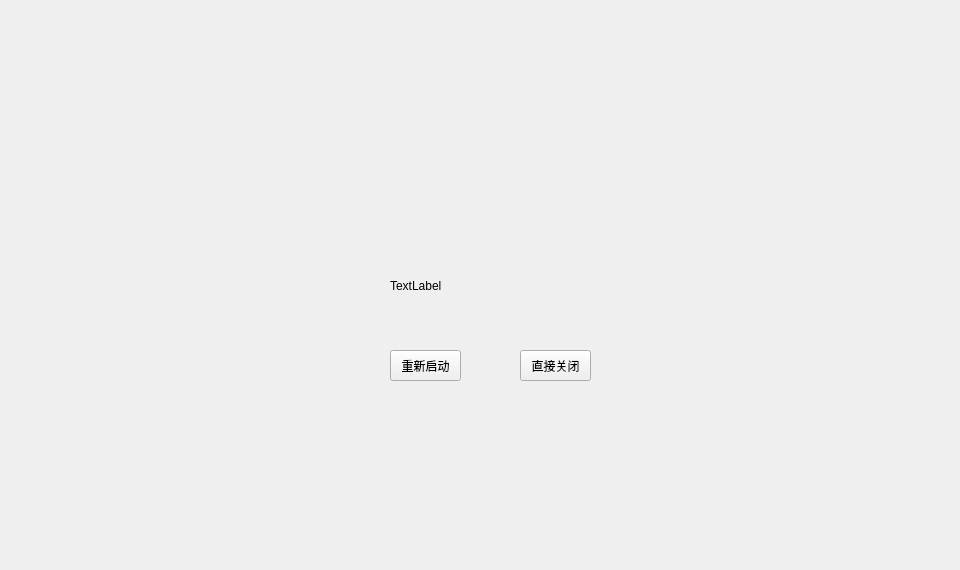
Above: Copy/UpdateWidget.ui from HcashOrg/hx-indicator before the change. Below: the same form after it.
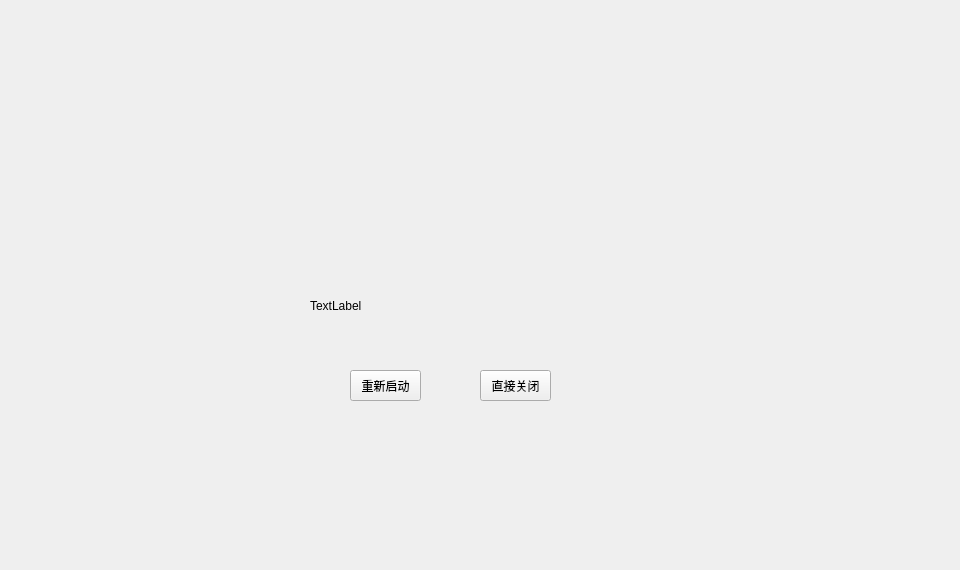
That is the form after the change.

The edit to the form file:
```diff
--- a/Copy/UpdateWidget.ui
+++ b/Copy/UpdateWidget.ui
@@ -16,9 +16,9 @@
   <widget class="QLabel" name="label">
    <property name="geometry">
     <rect>
-     <x>270</x>
-     <y>110</y>
-     <width>490</width>
+     <x>238</x>
+     <y>130</y>
+     <width>470</width>
      <height>320</height>
     </rect>
    </property>
@@ -29,10 +29,10 @@
   <widget class="QLabel" name="label_logo">
    <property name="geometry">
     <rect>
-     <x>340</x>
-     <y>170</y>
-     <width>121</width>
-     <height>45</height>
+     <x>305</x>
+     <y>190</y>
+     <width>100</width>
+     <height>66</height>
     </rect>
    </property>
    <property name="text">
@@ -42,8 +42,8 @@
   <widget class="QToolButton" name="toolButton_restart">
    <property name="geometry">
     <rect>
-     <x>390</x>
-     <y>350</y>
+     <x>350</x>
+     <y>370</y>
      <width>71</width>
      <height>31</height>
     </rect>
@@ -55,8 +55,8 @@
   <widget class="QToolButton" name="toolButton_close">
    <property name="geometry">
     <rect>
-     <x>520</x>
-     <y>350</y>
+     <x>480</x>
+     <y>370</y>
      <width>71</width>
      <height>31</height>
     </rect>
@@ -68,8 +68,8 @@
   <widget class="QLabel" name="update">
    <property name="geometry">
     <rect>
-     <x>390</x>
-     <y>270</y>
+     <x>310</x>
+     <y>290</y>
      <width>291</width>
      <height>31</height>
     </rect>
```
